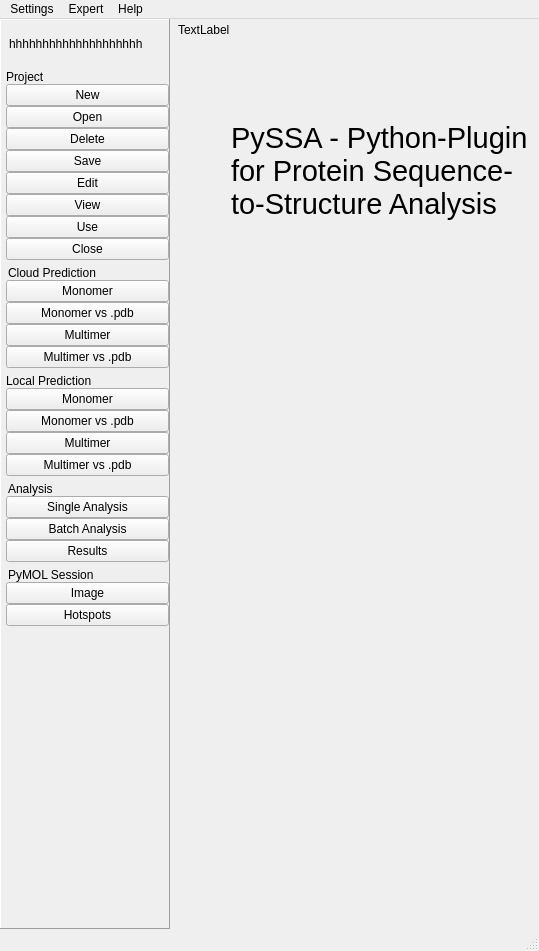
The window that pyssa/gui/ui/forms/mainWindow_alt.ui (urban233/PySSA) describes before a commit, drawn with Qt 5.
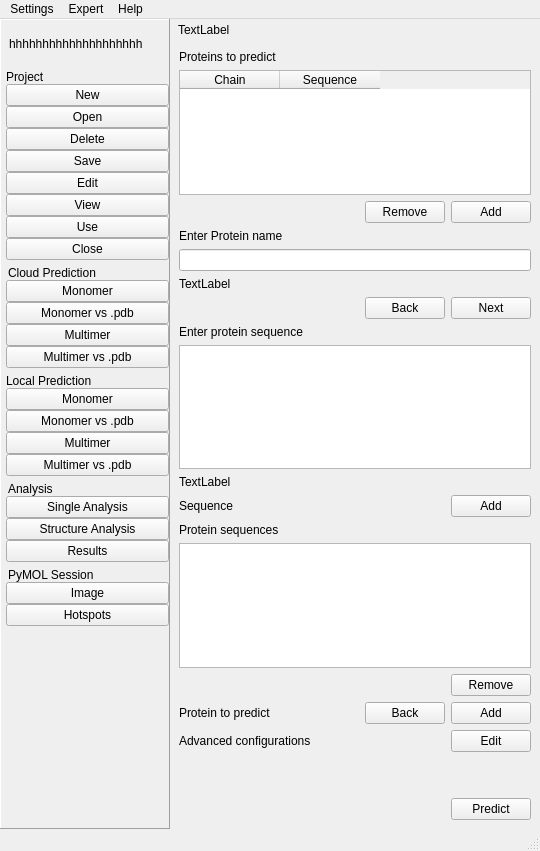
The same window after the commit. The open tabs and pages were chosen to show the change. Icons and pictures are not drawn.

Commit message: updating pages and funtions

```diff
--- a/pyssa/gui/ui/forms/mainWindow_alt.ui
+++ b/pyssa/gui/ui/forms/mainWindow_alt.ui
@@ -6,8 +6,8 @@
    <rect>
     <x>0</x>
     <y>0</y>
-    <width>539</width>
-    <height>951</height>
+    <width>540</width>
+    <height>851</height>
    </rect>
   </property>
   <property name="windowTitle">
@@ -183,7 +183,7 @@
                   <x>0</x>
                   <y>0</y>
                   <width>163</width>
-                  <height>865</height>
+                  <height>758</height>
                  </rect>
                 </property>
                 <layout class="QVBoxLayout" name="verticalLayout_64">
@@ -435,7 +435,7 @@
                       <enum>Qt::StrongFocus</enum>
                      </property>
                      <property name="text">
-                      <string>Batch Analysis</string>
+                      <string>Structure Analysis</string>
                      </property>
                     </widget>
                    </item>
@@ -4440,6 +4440,611 @@
               </item>
              </layout>
             </widget>
+            <widget class="QWidget" name="page_2">
+             <layout class="QVBoxLayout" name="verticalLayout_93">
+              <item>
+               <layout class="QVBoxLayout" name="verticalLayout_90">
+                <item>
+                 <layout class="QVBoxLayout" name="verticalLayout_89">
+                  <item>
+                   <widget class="QLabel" name="lbl_pred_mono_prot_to_predict">
+                    <property name="text">
+                     <string>Proteins to predict</string>
+                    </property>
+                   </widget>
+                  </item>
+                  <item>
+                   <widget class="QTableWidget" name="table_pred_mono_prot_to_predict">
+                    <property name="horizontalScrollBarPolicy">
+                     <enum>Qt::ScrollBarAsNeeded</enum>
+                    </property>
+                    <property name="sizeAdjustPolicy">
+                     <enum>QAbstractScrollArea::AdjustIgnored</enum>
+                    </property>
+                    <property name="sortingEnabled">
+                     <bool>false</bool>
+                    </property>
+                    <column>
+                     <property name="text">
+                      <string>Chain</string>
+                     </property>
+                    </column>
+                    <column>
+                     <property name="text">
+                      <string>Sequence</string>
+                     </property>
+                    </column>
+                   </widget>
+                  </item>
+                 </layout>
+                </item>
+                <item>
+                 <layout class="QHBoxLayout" name="horizontalLayout_75">
+                  <item>
+                   <spacer name="horizontalSpacer_55">
+                    <property name="orientation">
+                     <enum>Qt::Horizontal</enum>
+                    </property>
+                    <property name="sizeHint" stdset="0">
+                     <size>
+                      <width>40</width>
+                      <height>20</height>
+                     </size>
+                    </property>
+                   </spacer>
+                  </item>
+                  <item>
+                   <widget class="QPushButton" name="btn_pred_mono_seq_to_predict_remove">
+                    <property name="text">
+                     <string>Remove</string>
+                    </property>
+                   </widget>
+                  </item>
+                  <item>
+                   <widget class="QPushButton" name="btn_pred_mono_seq_to_predict">
+                    <property name="minimumSize">
+                     <size>
+                      <width>90</width>
+                      <height>0</height>
+                     </size>
+                    </property>
+                    <property name="maximumSize">
+                     <size>
+                      <width>131</width>
+                      <height>16777215</height>
+                     </size>
+                    </property>
+                    <property name="text">
+                     <string>Add</string>
+                    </property>
+                   </widget>
+                  </item>
+                 </layout>
+                </item>
+               </layout>
+              </item>
+              <item>
+               <layout class="QVBoxLayout" name="verticalLayout_91">
+                <item>
+                 <widget class="QLabel" name="lbl_pred_mono_prot_name">
+                  <property name="text">
+                   <string>Enter protein name</string>
+                  </property>
+                 </widget>
+                </item>
+                <item>
+                 <widget class="QLineEdit" name="txt_pred_mono_prot_name"/>
+                </item>
+                <item>
+                 <widget class="QLabel" name="lbl_pred_mono_prot_name_status">
+                  <property name="text">
+                   <string>TextLabel</string>
+                  </property>
+                 </widget>
+                </item>
+               </layout>
+              </item>
+              <item>
+               <layout class="QHBoxLayout" name="horizontalLayout_78">
+                <item>
+                 <spacer name="horizontalSpacer_58">
+                  <property name="orientation">
+                   <enum>Qt::Horizontal</enum>
+                  </property>
+                  <property name="sizeHint" stdset="0">
+                   <size>
+                    <width>40</width>
+                    <height>20</height>
+                   </size>
+                  </property>
+                 </spacer>
+                </item>
+                <item>
+                 <widget class="QPushButton" name="btn_pred_mono_back">
+                  <property name="text">
+                   <string>Back</string>
+                  </property>
+                 </widget>
+                </item>
+                <item>
+                 <widget class="QPushButton" name="btn_pred_mono_next">
+                  <property name="text">
+                   <string>Next</string>
+                  </property>
+                 </widget>
+                </item>
+               </layout>
+              </item>
+              <item>
+               <layout class="QVBoxLayout" name="verticalLayout_92">
+                <item>
+                 <widget class="QLabel" name="lbl_pred_mono_seq_name">
+                  <property name="text">
+                   <string>Enter protein sequence</string>
+                  </property>
+                 </widget>
+                </item>
+                <item>
+                 <widget class="QTextEdit" name="txt_pred_mono_seq_name"/>
+                </item>
+                <item>
+                 <widget class="QLabel" name="lbl_pred_mono_seq_name_status">
+                  <property name="text">
+                   <string>TextLabel</string>
+                  </property>
+                 </widget>
+                </item>
+               </layout>
+              </item>
+              <item>
+               <layout class="QHBoxLayout" name="horizontalLayout_79">
+                <item>
+                 <spacer name="horizontalSpacer_59">
+                  <property name="orientation">
+                   <enum>Qt::Horizontal</enum>
+                  </property>
+                  <property name="sizeHint" stdset="0">
+                   <size>
+                    <width>40</width>
+                    <height>20</height>
+                   </size>
+                  </property>
+                 </spacer>
+                </item>
+                <item>
+                 <widget class="QPushButton" name="btn_pred_mono_back_2">
+                  <property name="text">
+                   <string>Back</string>
+                  </property>
+                 </widget>
+                </item>
+                <item>
+                 <widget class="QPushButton" name="btn_pred_mono_add_protein">
+                  <property name="text">
+                   <string>Add</string>
+                  </property>
+                 </widget>
+                </item>
+               </layout>
+              </item>
+              <item>
+               <layout class="QHBoxLayout" name="horizontalLayout_76">
+                <item>
+                 <widget class="QLabel" name="lbl_pred_mono_advanced_config">
+                  <property name="text">
+                   <string>Advanced configurations</string>
+                  </property>
+                 </widget>
+                </item>
+                <item>
+                 <spacer name="horizontalSpacer_57">
+                  <property name="orientation">
+                   <enum>Qt::Horizontal</enum>
+                  </property>
+                  <property name="sizeHint" stdset="0">
+                   <size>
+                    <width>40</width>
+                    <height>20</height>
+                   </size>
+                  </property>
+                 </spacer>
+                </item>
+                <item>
+                 <widget class="QPushButton" name="btn_pred_mono_advanced_config">
+                  <property name="minimumSize">
+                   <size>
+                    <width>90</width>
+                    <height>0</height>
+                   </size>
+                  </property>
+                  <property name="maximumSize">
+                   <size>
+                    <width>90</width>
+                    <height>16777215</height>
+                   </size>
+                  </property>
+                  <property name="text">
+                   <string>Edit</string>
+                  </property>
+                 </widget>
+                </item>
+               </layout>
+              </item>
+              <item>
+               <spacer name="verticalSpacer_15">
+                <property name="orientation">
+                 <enum>Qt::Vertical</enum>
+                </property>
+                <property name="sizeType">
+                 <enum>QSizePolicy::MinimumExpanding</enum>
+                </property>
+                <property name="sizeHint" stdset="0">
+                 <size>
+                  <width>20</width>
+                  <height>88</height>
+                 </size>
+                </property>
+               </spacer>
+              </item>
+              <item>
+               <layout class="QHBoxLayout" name="horizontalLayout_77">
+                <item>
+                 <spacer name="horizontalSpacer_56">
+                  <property name="orientation">
+                   <enum>Qt::Horizontal</enum>
+                  </property>
+                  <property name="sizeHint" stdset="0">
+                   <size>
+                    <width>40</width>
+                    <height>20</height>
+                   </size>
+                  </property>
+                 </spacer>
+                </item>
+                <item>
+                 <widget class="QPushButton" name="btn_pred_mono_predict">
+                  <property name="minimumSize">
+                   <size>
+                    <width>90</width>
+                    <height>0</height>
+                   </size>
+                  </property>
+                  <property name="text">
+                   <string>Predict</string>
+                  </property>
+                 </widget>
+                </item>
+               </layout>
+              </item>
+             </layout>
+            </widget>
+            <widget class="QWidget" name="page_4">
+             <layout class="QVBoxLayout" name="verticalLayout_102">
+              <item>
+               <layout class="QVBoxLayout" name="verticalLayout_95">
+                <item>
+                 <layout class="QVBoxLayout" name="verticalLayout_94">
+                  <item>
+                   <widget class="QLabel" name="lbl_pred_multi_prot_to_predict">
+                    <property name="text">
+                     <string>Proteins to predict</string>
+                    </property>
+                   </widget>
+                  </item>
+                  <item>
+                   <widget class="QTableWidget" name="table_pred_multi_prot_to_predict">
+                    <column>
+                     <property name="text">
+                      <string>Chain</string>
+                     </property>
+                    </column>
+                    <column>
+                     <property name="text">
+                      <string>Sequence</string>
+                     </property>
+                    </column>
+                   </widget>
+                  </item>
+                 </layout>
+                </item>
+                <item>
+                 <layout class="QHBoxLayout" name="horizontalLayout_80">
+                  <item>
+                   <spacer name="horizontalSpacer_60">
+                    <property name="orientation">
+                     <enum>Qt::Horizontal</enum>
+                    </property>
+                    <property name="sizeHint" stdset="0">
+                     <size>
+                      <width>40</width>
+                      <height>20</height>
+                     </size>
+                    </property>
+                   </spacer>
+                  </item>
+                  <item>
+                   <widget class="QPushButton" name="btn_pred_multi_prot_to_predict_remove">
+                    <property name="text">
+                     <string>Remove</string>
+                    </property>
+                   </widget>
+                  </item>
+                  <item>
+                   <widget class="QPushButton" name="btn_pred_multi_prot_to_predict_add">
+                    <property name="text">
+                     <string>Add</string>
+                    </property>
+                   </widget>
+                  </item>
+                 </layout>
+                </item>
+               </layout>
+              </item>
+              <item>
+               <layout class="QVBoxLayout" name="verticalLayout_97">
+                <item>
+                 <layout class="QVBoxLayout" name="verticalLayout_96">
+                  <item>
+                   <widget class="QLabel" name="lbl_pred_multi_prot_name">
+                    <property name="text">
+                     <string>Enter Protein name</string>
+                    </property>
+                   </widget>
+                  </item>
+                  <item>
+                   <widget class="QLineEdit" name="txt_pred_multi_prot_name"/>
+                  </item>
+                  <item>
+                   <widget class="QLabel" name="lbl_pred_multi_prot_name_status">
+                    <property name="text">
+                     <string>TextLabel</string>
+                    </property>
+                   </widget>
+                  </item>
+                 </layout>
+                </item>
+                <item>
+                 <layout class="QHBoxLayout" name="horizontalLayout_81">
+                  <item>
+                   <spacer name="horizontalSpacer_61">
+                    <property name="orientation">
+                     <enum>Qt::Horizontal</enum>
+                    </property>
+                    <property name="sizeHint" stdset="0">
+                     <size>
+                      <width>40</width>
+                      <height>20</height>
+                     </size>
+                    </property>
+                   </spacer>
+                  </item>
+                  <item>
+                   <widget class="QPushButton" name="btn_pred_multi_back">
+                    <property name="text">
+                     <string>Back</string>
+                    </property>
+                   </widget>
+                  </item>
+                  <item>
+                   <widget class="QPushButton" name="btn_pred_multi_next">
+                    <property name="text">
+                     <string>Next</string>
+                    </property>
+                   </widget>
+                  </item>
+                 </layout>
+                </item>
+               </layout>
+              </item>
+              <item>
+               <layout class="QVBoxLayout" name="verticalLayout_101">
+                <item>
+                 <layout class="QVBoxLayout" name="verticalLayout_98">
+                  <item>
+                   <widget class="QLabel" name="lbl_pred_multi_prot_seq">
+                    <property name="text">
+                     <string>Enter protein sequence</string>
+                    </property>
+                   </widget>
+                  </item>
+                  <item>
+                   <widget class="QTextEdit" name="txt_pred_multi_prot_seq"/>
+                  </item>
+                  <item>
+                   <widget class="QLabel" name="lbl_pred_multi_prot_seq_status">
+                    <property name="text">
+                     <string>TextLabel</string>
+                    </property>
+                   </widget>
+                  </item>
+                 </layout>
+                </item>
+                <item>
+                 <layout class="QHBoxLayout" name="horizontalLayout_82">
+                  <item>
+                   <widget class="QLabel" name="lbl_pred_multi_prot_seq_add">
+                    <property name="text">
+                     <string>Sequence</string>
+                    </property>
+                   </widget>
+                  </item>
+                  <item>
+                   <spacer name="horizontalSpacer_62">
+                    <property name="orientation">
+                     <enum>Qt::Horizontal</enum>
+                    </property>
+                    <property name="sizeHint" stdset="0">
+                     <size>
+                      <width>40</width>
+                      <height>20</height>
+                     </size>
+                    </property>
+                   </spacer>
+                  </item>
+                  <item>
+                   <widget class="QPushButton" name="btn_pred_multi_prot_seq_add">
+                    <property name="text">
+                     <string>Add</string>
+                    </property>
+                   </widget>
+                  </item>
+                 </layout>
+                </item>
+               </layout>
+              </item>
+              <item>
+               <layout class="QVBoxLayout" name="verticalLayout_100">
+                <item>
+                 <layout class="QVBoxLayout" name="verticalLayout_99">
+                  <item>
+                   <widget class="QLabel" name="lbl_pred_multi_prot_seq_overview">
+                    <property name="text">
+                     <string>Protein sequences</string>
+                    </property>
+                   </widget>
+                  </item>
+                  <item>
+                   <widget class="QListWidget" name="list_pred_multi_prot_seq_overview"/>
+                  </item>
+                 </layout>
+                </item>
+                <item>
+                 <layout class="QHBoxLayout" name="horizontalLayout_83">
+                  <item>
+                   <spacer name="horizontalSpacer_63">
+                    <property name="orientation">
+                     <enum>Qt::Horizontal</enum>
+                    </property>
+                    <property name="sizeHint" stdset="0">
+                     <size>
+                      <width>40</width>
+                      <height>20</height>
+                     </size>
+                    </property>
+                   </spacer>
+                  </item>
+                  <item>
+                   <widget class="QPushButton" name="btn_pred_multi_prot_seq_overview_remove">
+                    <property name="text">
+                     <string>Remove</string>
+                    </property>
+                   </widget>
+                  </item>
+                 </layout>
+                </item>
+               </layout>
+              </item>
+              <item>
+               <layout class="QHBoxLayout" name="horizontalLayout_84">
+                <item>
+                 <widget class="QLabel" name="lbl_pred_multi_prot_to_predict_2">
+                  <property name="text">
+                   <string>Protein to predict</string>
+                  </property>
+                 </widget>
+                </item>
+                <item>
+                 <spacer name="horizontalSpacer_64">
+                  <property name="orientation">
+                   <enum>Qt::Horizontal</enum>
+                  </property>
+                  <property name="sizeHint" stdset="0">
+                   <size>
+                    <width>40</width>
+                    <height>20</height>
+                   </size>
+                  </property>
+                 </spacer>
+                </item>
+                <item>
+                 <widget class="QPushButton" name="btn_pred_multi_back_2">
+                  <property name="text">
+                   <string>Back</string>
+                  </property>
+                 </widget>
+                </item>
+                <item>
+                 <widget class="QPushButton" name="btn_pred_multi_prot_to_predict_add_2">
+                  <property name="text">
+                   <string>Add</string>
+                  </property>
+                 </widget>
+                </item>
+               </layout>
+              </item>
+              <item>
+               <layout class="QHBoxLayout" name="horizontalLayout_85">
+                <item>
+                 <widget class="QLabel" name="lbl_pred_multi_advanced_config">
+                  <property name="text">
+                   <string>Advanced configurations</string>
+                  </property>
+                 </widget>
+                </item>
+                <item>
+                 <spacer name="horizontalSpacer_65">
+                  <property name="orientation">
+                   <enum>Qt::Horizontal</enum>
+                  </property>
+                  <property name="sizeHint" stdset="0">
+                   <size>
+                    <width>40</width>
+                    <height>20</height>
+                   </size>
+                  </property>
+                 </spacer>
+                </item>
+                <item>
+                 <widget class="QPushButton" name="btn_pred_multi_advanced_config">
+                  <property name="text">
+                   <string>Edit</string>
+                  </property>
+                 </widget>
+                </item>
+               </layout>
+              </item>
+              <item>
+               <spacer name="verticalSpacer_16">
+                <property name="orientation">
+                 <enum>Qt::Vertical</enum>
+                </property>
+                <property name="sizeType">
+                 <enum>QSizePolicy::MinimumExpanding</enum>
+                </property>
+                <property name="sizeHint" stdset="0">
+                 <size>
+                  <width>20</width>
+                  <height>40</height>
+                 </size>
+                </property>
+               </spacer>
+              </item>
+              <item>
+               <layout class="QHBoxLayout" name="horizontalLayout_86">
+                <item>
+                 <spacer name="horizontalSpacer_66">
+                  <property name="orientation">
+                   <enum>Qt::Horizontal</enum>
+                  </property>
+                  <property name="sizeHint" stdset="0">
+                   <size>
+                    <width>40</width>
+                    <height>20</height>
+                   </size>
+                  </property>
+                 </spacer>
+                </item>
+                <item>
+                 <widget class="QPushButton" name="btn_pred_multi_predict">
+                  <property name="text">
+                   <string>Predict</string>
+                  </property>
+                 </widget>
+                </item>
+               </layout>
+              </item>
+             </layout>
+            </widget>
            </widget>
           </item>
          </layout>
@@ -4455,8 +5060,8 @@
     <rect>
      <x>0</x>
      <y>0</y>
-     <width>539</width>
-     <height>18</height>
+     <width>540</width>
+     <height>21</height>
     </rect>
    </property>
    <widget class="QMenu" name="menuSettings">
```
Left out of the diff: 279 changed lines with no effect on the pictures. The commit also changes 28 other files.
